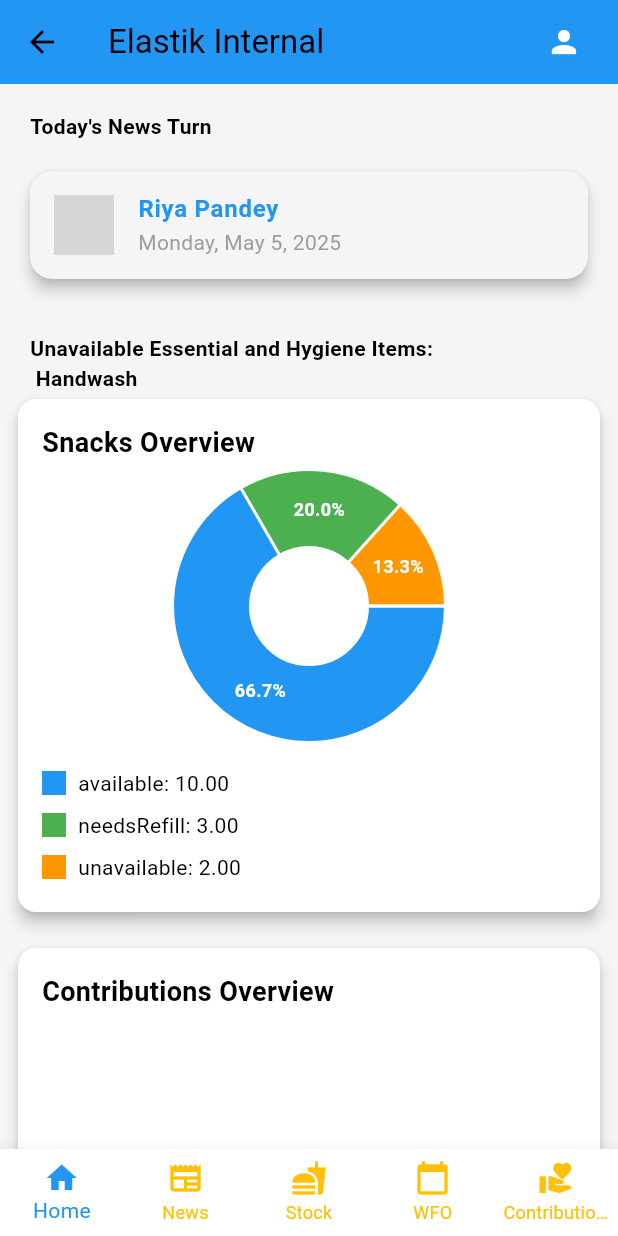
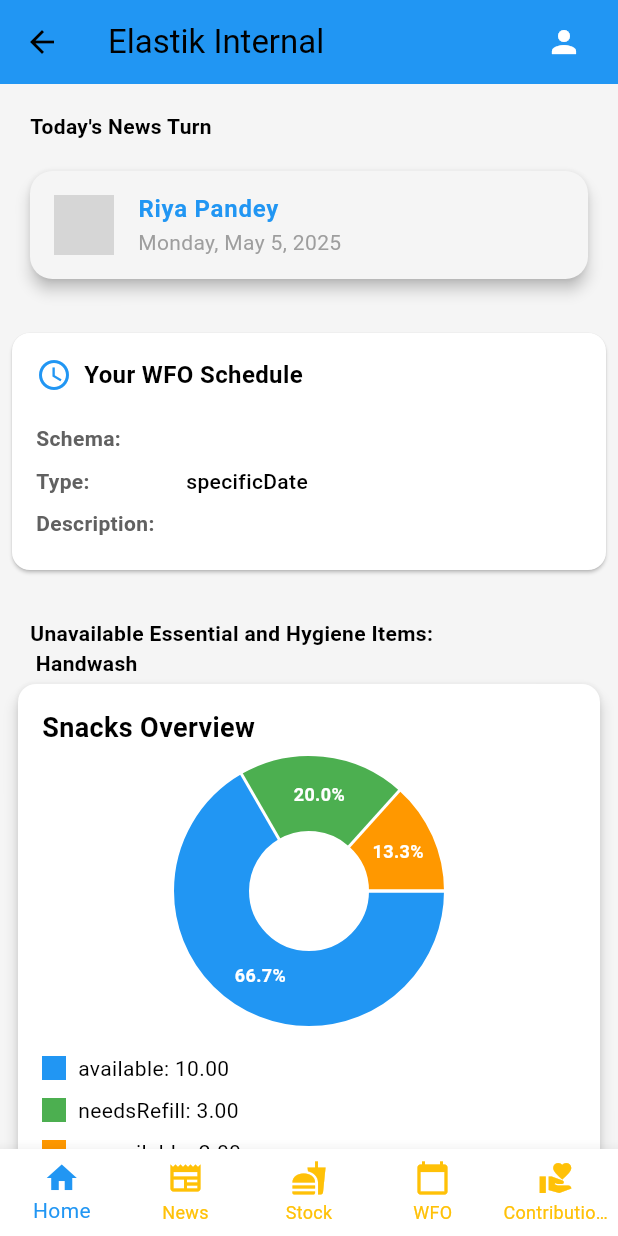
Before and after one commit to prathameshks/elastik_management, a Flutter app: the MainScreen screen opened directly, on a phone screen of 412 x 824 dp. Run offline on Flutter 3.47's test engine with Material 3 defaults, Android fonts, the phone set to English and light mode, and no system bars; drawn by our look-alikes of fl_chart; our stand-ins replace multi_dropdown, shared_preferences; accounts and stored records are empty; network calls fail; grey boxes are pictures that could not be loaded.

Commit message:
added wfo on homescreen

```diff
--- a/lib/models/wfo_schema.dart
+++ b/lib/models/wfo_schema.dart
@@ -37,4 +37,13 @@ class WFOSchema {
       type: SchemaType.wfh,
     );
   }
+
+  @override
+  bool operator ==(Object other) {
+    if (identical(this, other)) return true;
+    return other is WFOSchema && other.id == id;
+  }
+
+  @override
+  int get hashCode => id.hashCode;
 }
--- a/lib/screens/home_screen.dart
+++ b/lib/screens/home_screen.dart
@@ -67,6 +67,8 @@ class _HomeScreenState extends State<HomeScreen> {
 
   @override
   Widget build(BuildContext context) {
+    final currentUser = context.read<AuthProvider>().user;
+
     return SingleChildScrollView(
       child: Padding(
         padding: const EdgeInsets.all(8.0),
@@ -94,6 +96,44 @@ class _HomeScreenState extends State<HomeScreen> {
                       )
                       : const Center(child: Text("No News Today")),
             ),
+
+            const SizedBox(height: 16),
+
+            if (currentUser != null)
+              Card(
+                margin: const EdgeInsets.only(bottom: 16.0),
+                child: Padding(
+                  padding: const EdgeInsets.all(16.0),
+                  child: Column(
+                    crossAxisAlignment: CrossAxisAlignment.start,
+                    children: [
+                      Row(
+                        children: [
+                          const Icon(Icons.schedule, color: Colors.blue),
+                          const SizedBox(width: 8),
+                          Text(
+                            'Your WFO Schedule',
+                            style: TextStyle(
+                              fontSize: 16,
+                              fontWeight: FontWeight.bold,
+                            ),
+                          ),
+                        ],
+                      ),
+                      const Divider(),
+                      _buildInfoRow('Schema:', currentUser.wfoSchema.name),
+                      _buildInfoRow(
+                        'Type:',
+                        currentUser.wfoSchema.type.toString().split('.').last,
+                      ),
+                      _buildInfoRow(
+                        'Description:',
+                        currentUser.wfoSchema.description,
+                      ),
+                    ],
+                  ),
+                ),
+              ),
 
             const SizedBox(height: 16),
 
@@ -181,4 +221,31 @@ class _HomeScreenState extends State<HomeScreen> {
       style: const TextStyle(fontWeight: FontWeight.bold),
     );
   }
+
+  Widget _buildInfoRow(String label, String value) {
+    return Padding(
+      padding: const EdgeInsets.symmetric(vertical: 4.0),
+      child: Row(
+        crossAxisAlignment: CrossAxisAlignment.start,
+        children: [
+          SizedBox(
+            width: 100,
+            child: Text(
+              label,
+              style: TextStyle(
+                fontWeight: FontWeight.w600,
+                color: Colors.grey[700],
+              ),
+            ),
+          ),
+          Expanded(
+            child: Text(
+              value,
+              style: const TextStyle(fontWeight: FontWeight.w500),
+            ),
+          ),
+        ],
+      ),
+    );
+  }
 }
```
Also changed, not shown: lib/data/users.json (+20 -20 lines), lib/data/wfo_schemas.json (+0 -12 lines), lib/screens/wfo_schedule_screen.dart (+10 -5 lines), lib/utils/data_loader.dart (+41 -6 lines).
